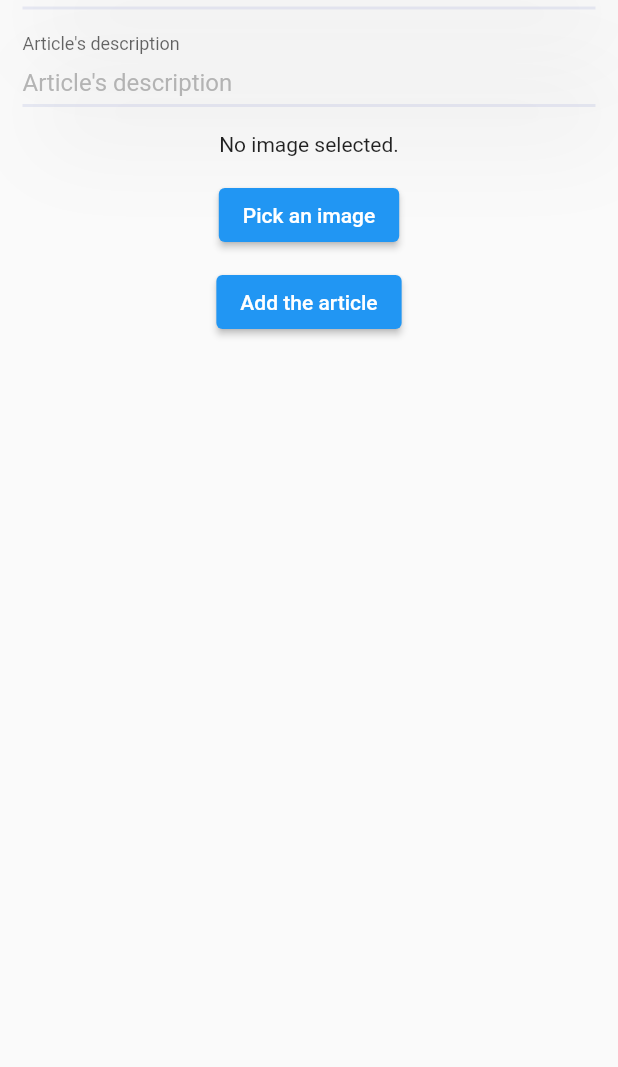
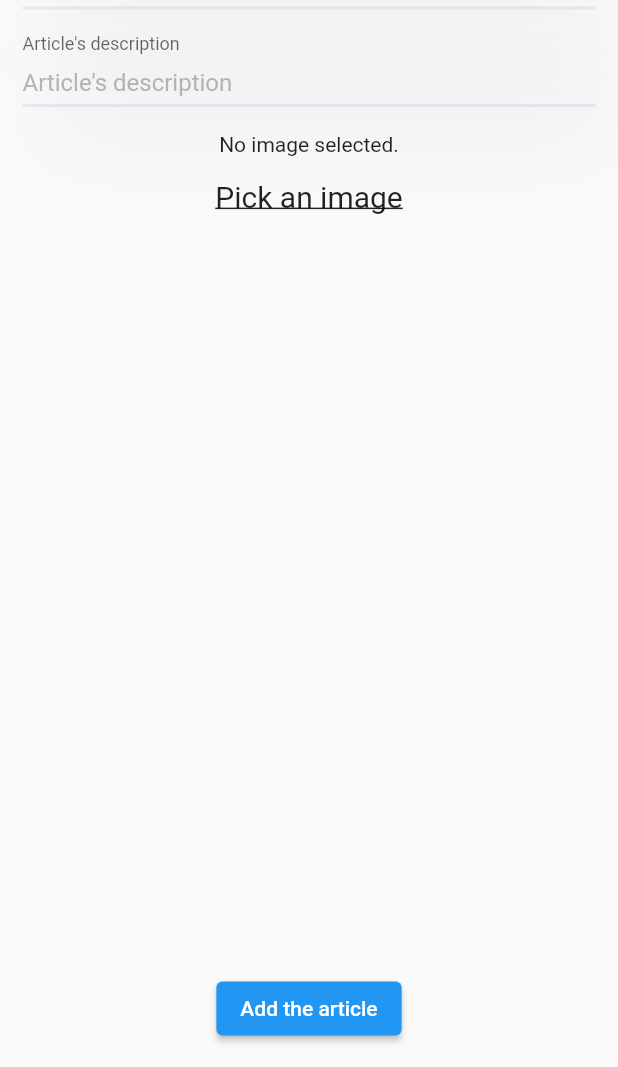
Before and after one commit to rlichtarski/NewsFlutterApp, a Flutter app: the AdminAddArticlePage screen opened directly, on a phone screen of 412 x 824 dp, the part 169-1236 px from its top. Run offline on Flutter 3.47's test engine with Material 2 defaults, Android fonts, the phone set to English and light mode, and no system bars; our stand-ins replace cached_network_image, cloud_firestore, firebase_auth, firebase_core, firebase_storage, flutter_riverpod and 3 more; missing offline and left inert: flutterfire_ui; accounts and stored records are empty.

Commit message:
add article with no image and change layout of adding or editing the article

```diff
--- a/lib/app/pages/admin_add_article.dart
+++ b/lib/app/pages/admin_add_article.dart
@@ -24,12 +24,12 @@ class _AdminAddArticlePageState extends ConsumerState<AdminAddArticlePage> {
   @override
   Widget build(BuildContext context) {
     return Scaffold(
+      resizeToAvoidBottomInset: false,
       appBar: AppBar(
         title: const Text('Add an Article'),
       ),
       body: Padding(
         padding: const EdgeInsets.all(15.0),
-        child: SingleChildScrollView(
         child: Column(
           children: [
             CustomInputField(
@@ -56,38 +56,41 @@ class _AdminAddArticlePageState extends ConsumerState<AdminAddArticlePage> {
               },
             ),
             const SizedBox(height: 15),
-              ElevatedButton(
-                onPressed: () async {
+            GestureDetector(
+              onTap: () async {
                 final image = await ImagePicker()
                   .pickImage(source: ImageSource.gallery);
                 if(image != null) {
                   ref.watch(pickImageProvider.state).state = image;
                 }
               },
-                child: const Text('Pick an image')
+              child: const Text(
+                'Pick an image',
+                style: TextStyle(
+                decoration: TextDecoration.underline,
+                fontSize: 20
               ),
-              const SizedBox(height: 10,),
-              ElevatedButton(
+              )
+            ),
+            const Spacer(),
+            Consumer(
+              builder: (context, ref, child) {
+                final loadingNotifier = ref.watch(isLoadingProvider);
+                return loadingNotifier.loading
+                  ? const Padding(
+                    padding: EdgeInsets.all(6.0),
+                    child: CircularProgressIndicator(),
+                  )
+                  : ElevatedButton(
                     onPressed: () {
                       ref.read(isLoadingProvider).isLoading(true);
                       _addArticle();
                     },
-                child: Consumer(
-                  builder: (context, ref, child) {
-                    final loadingNotifier = ref.watch(isLoadingProvider);
-                    return loadingNotifier.loading
-                      ? const Padding(
-                        padding:  EdgeInsets.all(6.0),
-                        child: CircularProgressIndicator(
-                          color: Colors.white,
-                        ),
-                      )
-                      : const Text('Add the article');
+                    child: const Text('Add the article')
+                  );
               },
-                )
             ),
           ],
-          ),
         ),
       ),
     );
@@ -98,12 +101,13 @@ class _AdminAddArticlePageState extends ConsumerState<AdminAddArticlePage> {
     final imagePicker = ref.read(pickImageProvider);
     final storage = ref.read(storageProvider);
 
-    if(firestoreDB == null || imagePicker == null || storage == null) return;
-
-    final url = await storage.uploadImage(imagePicker.path);
+    if(firestoreDB == null || storage == null) return;
 
     DateTime now = DateTime.now();
     String formattedDate = DateFormat('dd.MM.yyyy').format(now);
+
+    if(imagePicker != null) {
+      final url = await storage.uploadImage(imagePicker.path);
 
       await firestoreDB.addArticle(
         Article(
@@ -113,6 +117,15 @@ class _AdminAddArticlePageState extends ConsumerState<AdminAddArticlePage> {
           timestamp: formattedDate,
         )
       );
+    } else {
+      await firestoreDB.addArticle(
+        Article(
+          title: titleController.text,
+          description: descriptionController.text,
+          timestamp: formattedDate,
+        )
+      );
+    }
 
     openIconSnackBar(
       context,
--- a/lib/widgets/article_list_tile.dart
+++ b/lib/widgets/article_list_tile.dart
@@ -68,8 +68,8 @@ class ArticleListTile extends StatelessWidget {
                     errorWidget: (context, url, error) => Container(
                       color: Colors.black12,
                       child: const Icon(
-                        Icons.error,
-                        color: Colors.red,
+                        Icons.broken_image,
+                        color: Colors.black,
                       ),
                     ),
                   ),
```
Also changed, not shown: lib/app/pages/admin_edit_article.dart (+28 -26 lines), lib/services/firestore_service.dart (+9 -4 lines). Lines whose indentation alone changed are shown as unchanged.
